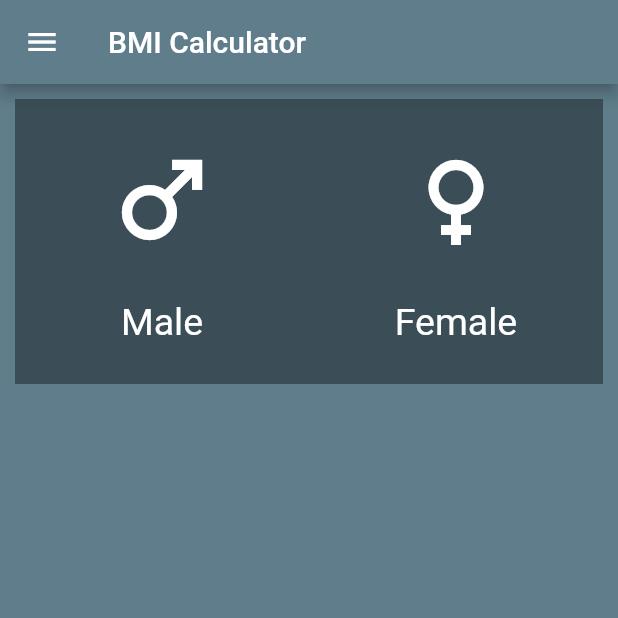
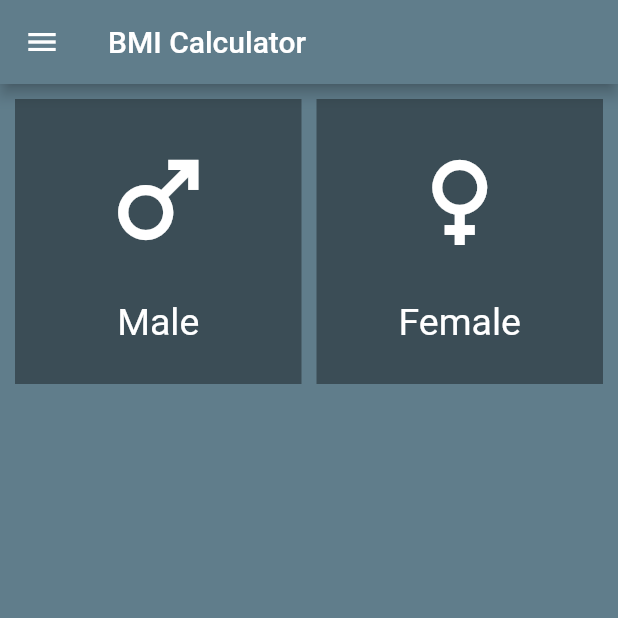
Before and after one commit to UdeepaSandakal/bmi, a Flutter app: the screen it shows after launch, on a phone screen of 412 x 824 dp, the top half of it. Run offline on Flutter 3.47's test engine with Material 2 defaults, Android fonts, the phone set to English and light mode, and no system bars.

Commit message:
Creating some space between 2 componet

```diff
--- a/lib/bmi_veiw.dart
+++ b/lib/bmi_veiw.dart
@@ -51,6 +51,9 @@ class _BMIViewState extends State<BMIView> {
                     ),
                   ),
                 ),
+                SizedBox(
+                  width: 10.0,
+                ),
                 Expanded(
                   //To take the full space of the display,eventually it will take half of the screen
                   child: Container(
```
